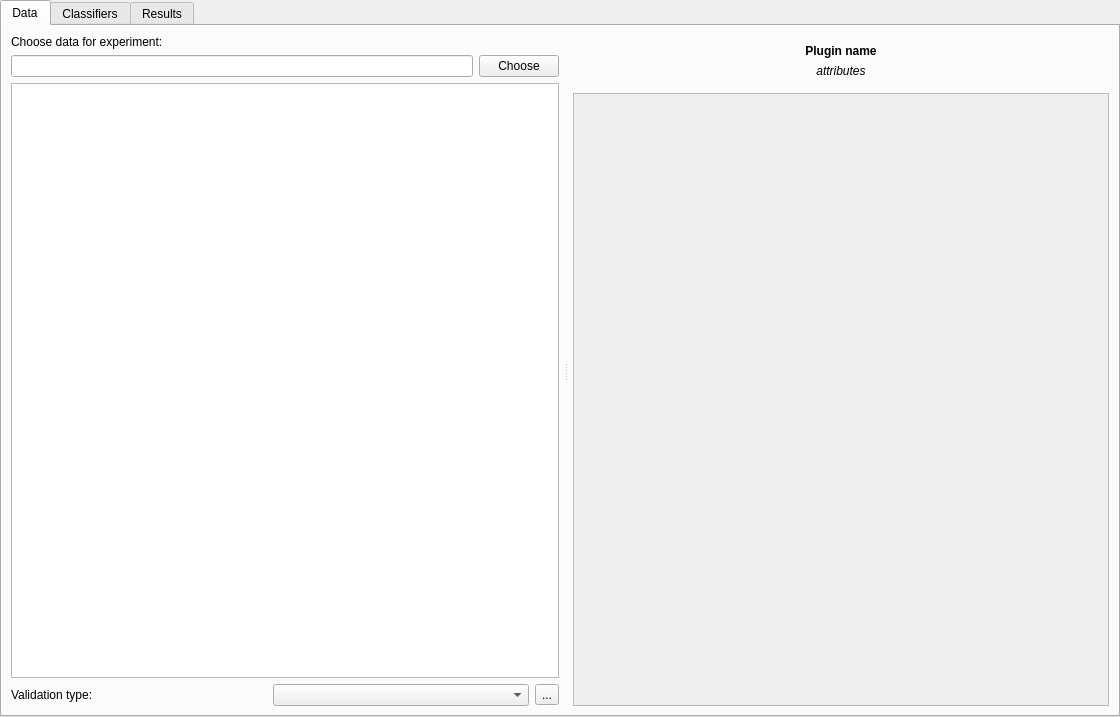
First picture: the form in classmark/ui/templates/experiment.ui, repository mdocekal/ClassMark, before the edit.
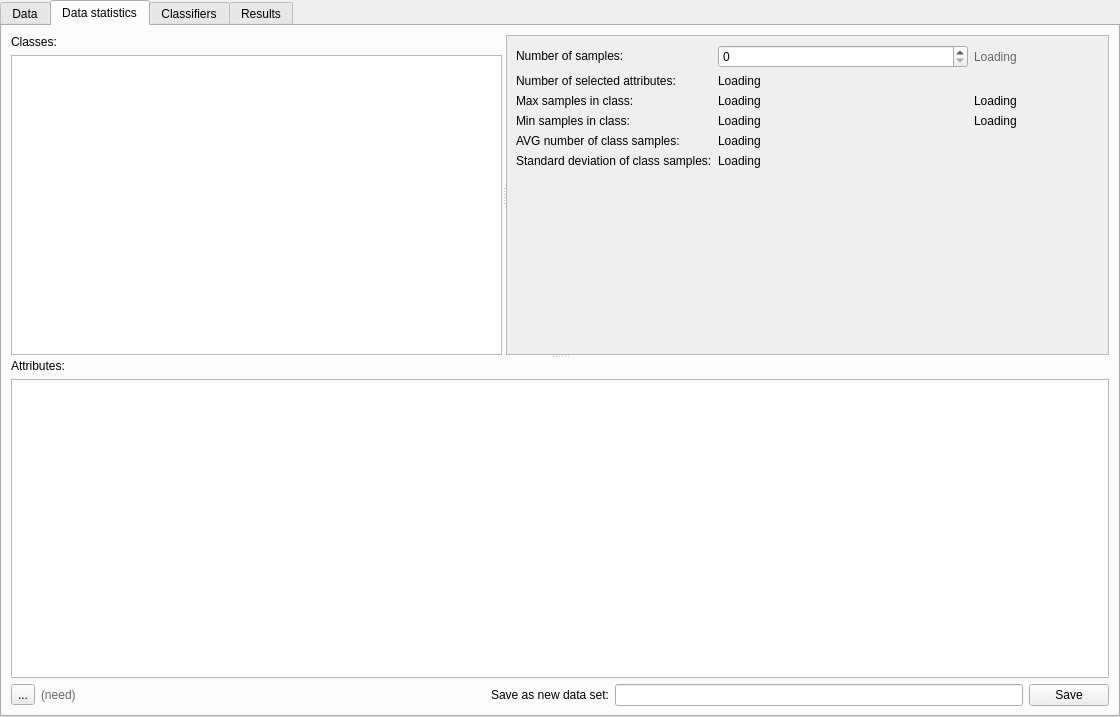
Second picture: the form after the edit. The open tabs and pages were chosen to show the change. Icons and pictures are not drawn.

Commit message: Data stats tab.

```diff
--- a/classmark/ui/templates/experiment.ui
+++ b/classmark/ui/templates/experiment.ui
@@ -255,6 +255,464 @@
        </item>
       </layout>
      </widget>
+     <widget class="QWidget" name="tabStats">
+      <attribute name="title">
+       <string>Data statistics</string>
+      </attribute>
+      <layout class="QGridLayout" name="gridLayout_9">
+       <property name="leftMargin">
+        <number>0</number>
+       </property>
+       <property name="topMargin">
+        <number>0</number>
+       </property>
+       <property name="rightMargin">
+        <number>0</number>
+       </property>
+       <property name="bottomMargin">
+        <number>0</number>
+       </property>
+       <item row="0" column="1">
+        <widget class="QStackedWidget" name="dataStatsPager">
+         <property name="currentIndex">
+          <number>0</number>
+         </property>
+         <widget class="QWidget" name="dataStatsPageRun">
+          <layout class="QGridLayout" name="gridLayout_13">
+           <item row="0" column="0">
+            <layout class="QVBoxLayout" name="verticalLayout_12">
+             <property name="spacing">
+              <number>10</number>
+             </property>
+             <item>
+              <widget class="QLabel" name="label_17">
+               <property name="minimumSize">
+                <size>
+                 <width>0</width>
+                 <height>0</height>
+                </size>
+               </property>
+               <property name="styleSheet">
+                <string notr="true"/>
+               </property>
+               <property name="text">
+                <string>No data statistics.</string>
+               </property>
+               <property name="alignment">
+                <set>Qt::AlignBottom|Qt::AlignHCenter</set>
+               </property>
+               <property name="textInteractionFlags">
+                <set>Qt::LinksAccessibleByMouse|Qt::TextSelectableByKeyboard|Qt::TextSelectableByMouse</set>
+               </property>
+              </widget>
+             </item>
+             <item alignment="Qt::AlignHCenter">
+              <widget class="QToolButton" name="startDataStatisticsCalculationButton">
+               <property name="text">
+                <string>...</string>
+               </property>
+               <property name="icon">
+                <iconset>
+                 <normaloff>../icons/play.svg</normaloff>../icons/play.svg</iconset>
+               </property>
+               <property name="iconSize">
+                <size>
+                 <width>128</width>
+                 <height>128</height>
+                </size>
+               </property>
+              </widget>
+             </item>
+             <item alignment="Qt::AlignHCenter|Qt::AlignTop">
+              <widget class="QLabel" name="label_18">
+               <property name="styleSheet">
+                <string notr="true"/>
+               </property>
+               <property name="text">
+                <string>First run the calculation.</string>
+               </property>
+               <property name="textInteractionFlags">
+                <set>Qt::LinksAccessibleByMouse|Qt::TextSelectableByKeyboard|Qt::TextSelectableByMouse</set>
+               </property>
+              </widget>
+             </item>
+            </layout>
+           </item>
+          </layout>
+         </widget>
+         <widget class="QWidget" name="dataStatsPageRunning">
+          <layout class="QVBoxLayout" name="verticalLayout_10">
+           <item alignment="Qt::AlignRight">
+            <widget class="QToolButton" name="stopDataStatsRunButton">
+             <property name="text">
+              <string>...</string>
+             </property>
+             <property name="icon">
+              <iconset>
+               <normaloff>../icons/cross.svg</normaloff>../icons/cross.svg</iconset>
+             </property>
+             <property name="iconSize">
+              <size>
+               <width>16</width>
+               <height>16</height>
+              </size>
+             </property>
+            </widget>
+           </item>
+           <item>
+            <spacer name="verticalSpacer_6">
+             <property name="orientation">
+              <enum>Qt::Vertical</enum>
+             </property>
+             <property name="sizeHint" stdset="0">
+              <size>
+               <width>20</width>
+               <height>283</height>
+              </size>
+             </property>
+            </spacer>
+           </item>
+           <item>
+            <widget class="QProgressBar" name="dataStatsRunProgressBar">
+             <property name="maximum">
+              <number>100</number>
+             </property>
+             <property name="value">
+              <number>0</number>
+             </property>
+             <property name="textVisible">
+              <bool>true</bool>
+             </property>
+            </widget>
+           </item>
+           <item alignment="Qt::AlignHCenter">
+            <widget class="QLabel" name="dataStatsRunActInfo">
+             <property name="text">
+              <string/>
+             </property>
+             <property name="textInteractionFlags">
+              <set>Qt::LinksAccessibleByMouse|Qt::TextSelectableByKeyboard|Qt::TextSelectableByMouse</set>
+             </property>
+            </widget>
+           </item>
+           <item>
+            <spacer name="verticalSpacer_5">
+             <property name="orientation">
+              <enum>Qt::Vertical</enum>
+             </property>
+             <property name="sizeHint" stdset="0">
+              <size>
+               <width>1067</width>
+               <height>282</height>
+              </size>
+             </property>
+            </spacer>
+           </item>
+          </layout>
+         </widget>
+         <widget class="QWidget" name="dataStatsPageResults">
+          <layout class="QGridLayout" name="gridLayout_11">
+           <item row="2" column="0">
+            <layout class="QHBoxLayout" name="horizontalLayout_3">
+             <property name="sizeConstraint">
+              <enum>QLayout::SetFixedSize</enum>
+             </property>
+             <item>
+              <widget class="QToolButton" name="toolButton">
+               <property name="text">
+                <string>...</string>
+               </property>
+               <property name="icon">
+                <iconset>
+                 <normaloff>../icons/refresh.svg</normaloff>../icons/refresh.svg</iconset>
+               </property>
+               <property name="iconSize">
+                <size>
+                 <width>16</width>
+                 <height>16</height>
+                </size>
+               </property>
+              </widget>
+             </item>
+             <item>
+              <widget class="QLabel" name="label_19">
+               <property name="styleSheet">
+                <string notr="true">color: #666</string>
+               </property>
+               <property name="text">
+                <string>(need)</string>
+               </property>
+              </widget>
+             </item>
+             <item>
+              <spacer name="horizontalSpacer">
+               <property name="orientation">
+                <enum>Qt::Horizontal</enum>
+               </property>
+               <property name="sizeHint" stdset="0">
+                <size>
+                 <width>40</width>
+                 <height>20</height>
+                </size>
+               </property>
+              </spacer>
+             </item>
+             <item>
+              <widget class="QLabel" name="label_15">
+               <property name="text">
+                <string>Save as new data set:</string>
+               </property>
+               <property name="textInteractionFlags">
+                <set>Qt::LinksAccessibleByMouse|Qt::TextSelectableByKeyboard|Qt::TextSelectableByMouse</set>
+               </property>
+               <property name="buddy">
+                <cstring>newDataSetPathInput</cstring>
+               </property>
+              </widget>
+             </item>
+             <item>
+              <widget class="QLineEdit" name="newDataSetPathInput">
+               <property name="readOnly">
+                <bool>false</bool>
+               </property>
+              </widget>
+             </item>
+             <item>
+              <widget class="QPushButton" name="saveNewDataSetButton">
+               <property name="text">
+                <string>Save</string>
+               </property>
+              </widget>
+             </item>
+            </layout>
+           </item>
+           <item row="1" column="0">
+            <widget class="QSplitter" name="splitter_4">
+             <property name="orientation">
+              <enum>Qt::Vertical</enum>
+             </property>
+             <widget class="QSplitter" name="splitter_3">
+              <property name="orientation">
+               <enum>Qt::Horizontal</enum>
+              </property>
+              <widget class="QWidget" name="verticalLayoutWidget_6">
+               <layout class="QVBoxLayout" name="verticalLayout_8">
+                <item>
+                 <widget class="QLabel" name="label_10">
+                  <property name="text">
+                   <string>Classes:</string>
+                  </property>
+                  <property name="textInteractionFlags">
+                   <set>Qt::LinksAccessibleByMouse|Qt::TextSelectableByKeyboard|Qt::TextSelectableByMouse</set>
+                  </property>
+                 </widget>
+                </item>
+                <item>
+                 <widget class="QTableView" name="tableView"/>
+                </item>
+               </layout>
+              </widget>
+              <widget class="QWidget" name="verticalLayoutWidget_5">
+               <layout class="QVBoxLayout" name="verticalLayout_7">
+                <item>
+                 <widget class="QScrollArea" name="scrollArea_2">
+                  <property name="widgetResizable">
+                   <bool>true</bool>
+                  </property>
+                  <widget class="QWidget" name="scrollAreaWidgetContents">
+                   <property name="geometry">
+                    <rect>
+                     <x>0</x>
+                     <y>0</y>
+                     <width>691</width>
+                     <height>172</height>
+                    </rect>
+                   </property>
+                   <property name="sizePolicy">
+                    <sizepolicy hsizetype="Preferred" vsizetype="Fixed">
+                     <horstretch>0</horstretch>
+                     <verstretch>0</verstretch>
+                    </sizepolicy>
+                   </property>
+                   <layout class="QGridLayout" name="gridLayout_10">
+                    <item row="0" column="0">
+                     <widget class="QLabel" name="label_4">
+                      <property name="text">
+                       <string>Number of samples:</string>
+                      </property>
+                      <property name="textInteractionFlags">
+                       <set>Qt::LinksAccessibleByMouse|Qt::TextSelectableByKeyboard|Qt::TextSelectableByMouse</set>
+                      </property>
+                      <property name="buddy">
+                       <cstring>numOfSamplesSpinBox</cstring>
+                      </property>
+                     </widget>
+                    </item>
+                    <item row="3" column="0">
+                     <widget class="QLabel" name="label_12">
+                      <property name="text">
+                       <string>Min samples in class:</string>
+                      </property>
+                      <property name="textInteractionFlags">
+                       <set>Qt::LinksAccessibleByMouse|Qt::TextSelectableByKeyboard|Qt::TextSelectableByMouse</set>
+                      </property>
+                     </widget>
+                    </item>
+                    <item row="2" column="0">
+                     <widget class="QLabel" name="label_11">
+                      <property name="text">
+                       <string>Max samples in class:</string>
+                      </property>
+                      <property name="textInteractionFlags">
+                       <set>Qt::LinksAccessibleByMouse|Qt::TextSelectableByKeyboard|Qt::TextSelectableByMouse</set>
+                      </property>
+                     </widget>
+                    </item>
+                    <item row="1" column="0">
+                     <widget class="QLabel" name="label_9">
+                      <property name="text">
+                       <string>Number of selected attributes:</string>
+                      </property>
+                      <property name="textInteractionFlags">
+                       <set>Qt::LinksAccessibleByMouse|Qt::TextSelectableByKeyboard|Qt::TextSelectableByMouse</set>
+                      </property>
+                     </widget>
+                    </item>
+                    <item row="3" column="1" colspan="2">
+                     <widget class="QLabel" name="minSamplesInClassLabel">
+                      <property name="text">
+                       <string>Loading</string>
+                      </property>
+                      <property name="textInteractionFlags">
+                       <set>Qt::LinksAccessibleByMouse|Qt::TextSelectableByKeyboard|Qt::TextSelectableByMouse</set>
+                      </property>
+                     </widget>
+                    </item>
+                    <item row="3" column="3">
+                     <widget class="QLabel" name="classWithMinSamplesLabel">
+                      <property name="text">
+                       <string>Loading</string>
+                      </property>
+                      <property name="textInteractionFlags">
+                       <set>Qt::LinksAccessibleByMouse|Qt::TextSelectableByKeyboard|Qt::TextSelectableByMouse</set>
+                      </property>
+                     </widget>
+                    </item>
+                    <item row="0" column="3">
+                     <widget class="QLabel" name="numOfSamplesLabel">
+                      <property name="styleSheet">
+                       <string notr="true">color: #666</string>
+                      </property>
+                      <property name="text">
+                       <string>Loading</string>
+                      </property>
+                     </widget>
+                    </item>
+                    <item row="2" column="3">
+                     <widget class="QLabel" name="classWithMaxSamplesLabel">
+                      <property name="text">
+                       <string>Loading</string>
+                      </property>
+                      <property name="textInteractionFlags">
+                       <set>Qt::LinksAccessibleByMouse|Qt::TextSelectableByKeyboard|Qt::TextSelectableByMouse</set>
+                      </property>
+                     </widget>
+                    </item>
+                    <item row="2" column="1" colspan="2">
+                     <widget class="QLabel" name="maxSamplesInClassLabel">
+                      <property name="text">
+                       <string>Loading</string>
+                      </property>
+                      <property name="textInteractionFlags">
+                       <set>Qt::LinksAccessibleByMouse|Qt::TextSelectableByKeyboard|Qt::TextSelectableByMouse</set>
+                      </property>
+                     </widget>
+                    </item>
+                    <item row="0" column="1" colspan="2">
+                     <widget class="QSpinBox" name="numOfSamplesSpinBox"/>
+                    </item>
+                    <item row="4" column="0">
+                     <widget class="QLabel" name="label_13">
+                      <property name="text">
+                       <string>AVG number of class samples:</string>
+                      </property>
+                      <property name="textInteractionFlags">
+                       <set>Qt::LinksAccessibleByMouse|Qt::TextSelectableByKeyboard|Qt::TextSelectableByMouse</set>
+                      </property>
+                     </widget>
+                    </item>
+                    <item row="4" column="1" colspan="3">
+                     <widget class="QLabel" name="avgNumberOfClassSamplesLabel">
+                      <property name="text">
+                       <string>Loading</string>
+                      </property>
+                      <property name="textInteractionFlags">
+                       <set>Qt::LinksAccessibleByMouse|Qt::TextSelectableByKeyboard</set>
+                      </property>
+                     </widget>
+                    </item>
+                    <item row="5" column="0">
+                     <widget class="QLabel" name="label_14">
+                      <property name="text">
+                       <string>Standard deviation of class samples:</string>
+                      </property>
+                      <property name="textInteractionFlags">
+                       <set>Qt::LinksAccessibleByMouse|Qt::TextSelectableByKeyboard|Qt::TextSelectableByMouse</set>
+                      </property>
+                     </widget>
+                    </item>
+                    <item row="5" column="1" colspan="3">
+                     <widget class="QLabel" name="classSamplesStandardDeviationLabel">
+                      <property name="text">
+                       <string>Loading</string>
+                      </property>
+                      <property name="textInteractionFlags">
+                       <set>Qt::LinksAccessibleByMouse|Qt::TextSelectableByKeyboard|Qt::TextSelectableByMouse</set>
+                      </property>
+                     </widget>
+                    </item>
+                    <item row="1" column="1" colspan="3">
+                     <widget class="QLabel" name="numOfSelAttrLabel">
+                      <property name="text">
+                       <string>Loading</string>
+                      </property>
+                      <property name="textInteractionFlags">
+                       <set>Qt::LinksAccessibleByMouse|Qt::TextSelectableByKeyboard|Qt::TextSelectableByMouse</set>
+                      </property>
+                     </widget>
+                    </item>
+                   </layout>
+                  </widget>
+                 </widget>
+                </item>
+               </layout>
+              </widget>
+             </widget>
+             <widget class="QWidget" name="verticalLayoutWidget_7">
+              <layout class="QVBoxLayout" name="verticalLayout_9">
+               <item>
+                <widget class="QLabel" name="label_16">
+                 <property name="text">
+                  <string>Attributes:</string>
+                 </property>
+                 <property name="textInteractionFlags">
+                  <set>Qt::LinksAccessibleByMouse|Qt::TextSelectableByKeyboard|Qt::TextSelectableByMouse</set>
+                 </property>
+                </widget>
+               </item>
+               <item>
+                <widget class="QTableView" name="tableView_2"/>
+               </item>
+              </layout>
+             </widget>
+            </widget>
+           </item>
+          </layout>
+         </widget>
+        </widget>
+       </item>
+      </layout>
+     </widget>
      <widget class="QWidget" name="tabClassifiers">
       <attribute name="title">
        <string>Classifiers</string>
```
Left out of the diff: 38 changed lines with no effect on the pictures. The commit also changes 1 other file.
